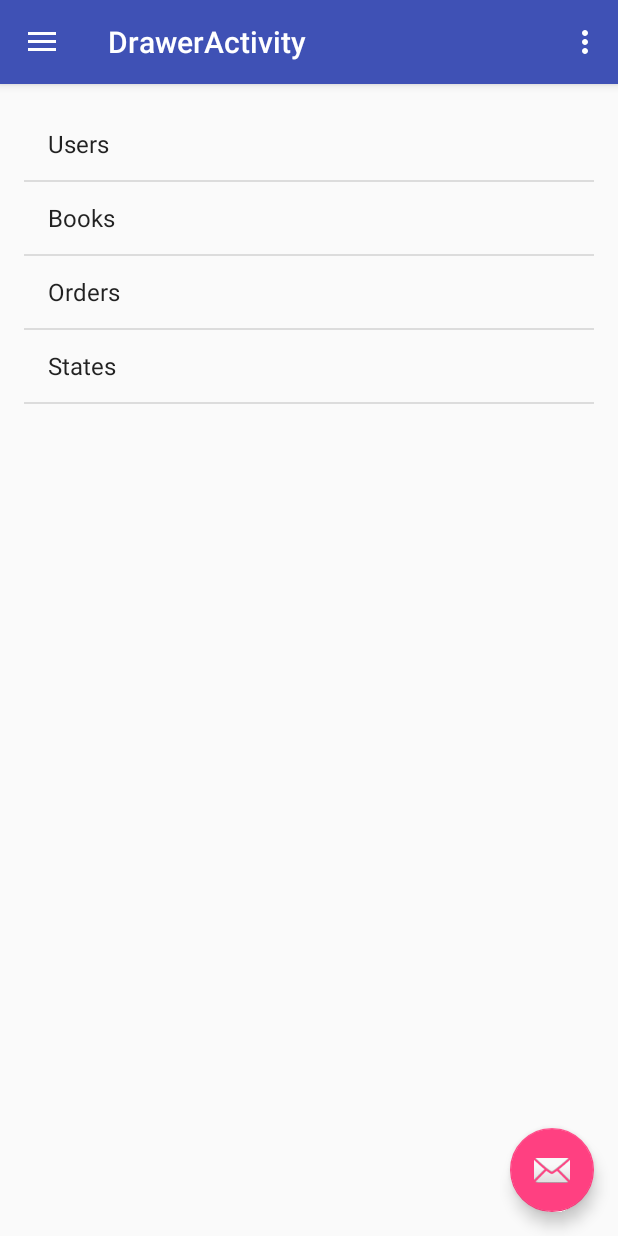
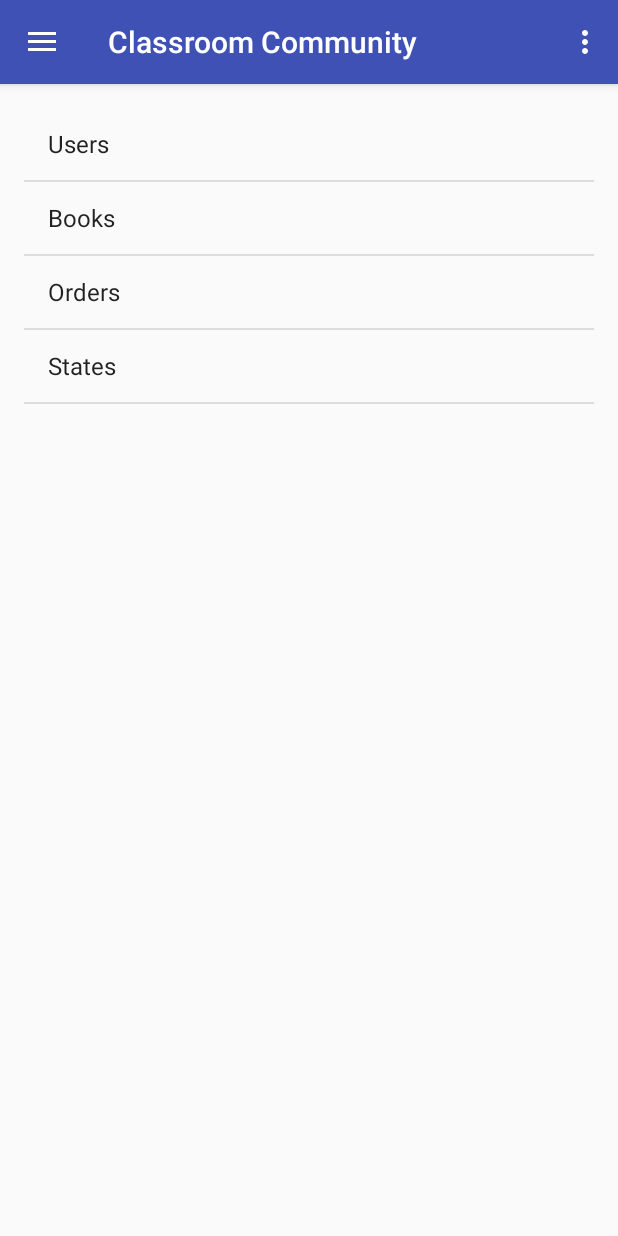
Before and after one commit to jmossetc/ClassroomCommunity, an Android app: the DrawerActivity screen opened directly, with no data from a screen before it, after a tap on "Amis", on a phone screen of 412 x 824 dp. Run offline under Robolectric (Android 15) with nearby library versions, the phone set to English and light mode, and no system bars; libraries missing offline, so code that uses them is left out: com.auth0.android; 3 statements that could not run were skipped; 2 other taps on this screen came first.

```diff
--- a/app/src/main/java/paci/iut/classroomcommunity/DrawerActivity.java
+++ b/app/src/main/java/paci/iut/classroomcommunity/DrawerActivity.java
@@ -4,9 +4,7 @@ import android.app.Fragment;
 import android.app.FragmentTransaction;
 import android.content.Intent;
 import android.os.Bundle;
-import android.support.design.widget.FloatingActionButton;
 import android.support.design.widget.NavigationView;
-import android.support.design.widget.Snackbar;
 import android.support.v4.view.GravityCompat;
 import android.support.v4.widget.DrawerLayout;
 import android.support.v7.app.ActionBarDrawerToggle;
@@ -14,7 +12,6 @@ import android.support.v7.app.AppCompatActivity;
 import android.support.v7.widget.Toolbar;
 import android.view.Menu;
 import android.view.MenuItem;
-import android.view.View;
 
 import com.auth0.android.Auth0;
 import com.auth0.android.authentication.AuthenticationAPIClient;
@@ -32,17 +29,8 @@ public class DrawerActivity extends AppCompatActivity
         setContentView(R.layout.activity_drawer);
         Toolbar toolbar = (Toolbar) findViewById(R.id.toolbar);
         setSupportActionBar(toolbar);
-
+        setTitle(R.string.title_activity_drawer);
         fragment = (Fragment) getFragmentManager().findFragmentById(R.id.fragment);
-
-        FloatingActionButton fab = (FloatingActionButton) findViewById(R.id.fab);
-        fab.setOnClickListener(new View.OnClickListener() {
-            @Override
-            public void onClick(View view) {
-                Snackbar.make(view, "Replace with your own action", Snackbar.LENGTH_LONG)
-                        .setAction("Action", null).show();
-            }
-        });
 
         DrawerLayout drawer = (DrawerLayout) findViewById(R.id.drawer_layout);
         ActionBarDrawerToggle toggle = new ActionBarDrawerToggle(
--- a/app/src/main/res/layout/app_bar_drawer.xml
+++ b/app/src/main/res/layout/app_bar_drawer.xml
@@ -22,12 +22,4 @@
 
     <include layout="@layout/content_drawer" />
 
-    <android.support.design.widget.FloatingActionButton
-        android:id="@+id/fab"
-        android:layout_width="wrap_content"
-        android:layout_height="wrap_content"
-        android:layout_gravity="bottom|end"
-        android:layout_margin="@dimen/fab_margin"
-        app:srcCompat="@android:drawable/ic_dialog_email" />
-
 </android.support.design.widget.CoordinatorLayout>
--- a/app/src/main/res/values/strings.xml
+++ b/app/src/main/res/values/strings.xml
@@ -15,7 +15,7 @@
     <string name="login">Log in</string>
     <string name="logout">Logout</string>
     <string name="app_description">Un réseau social pour classes</string>
-    <string name="title_activity_drawer">DrawerActivity</string>
+    <string name="title_activity_drawer">Classroom Community</string>
 
     <string name="navigation_drawer_open">Open navigation drawer</string>
     <string name="navigation_drawer_close">Close navigation drawer</string>
```
Also changed, not shown: app/src/main/java/paci/iut/classroomcommunity/Personne.java (added, +51 -0 lines).
